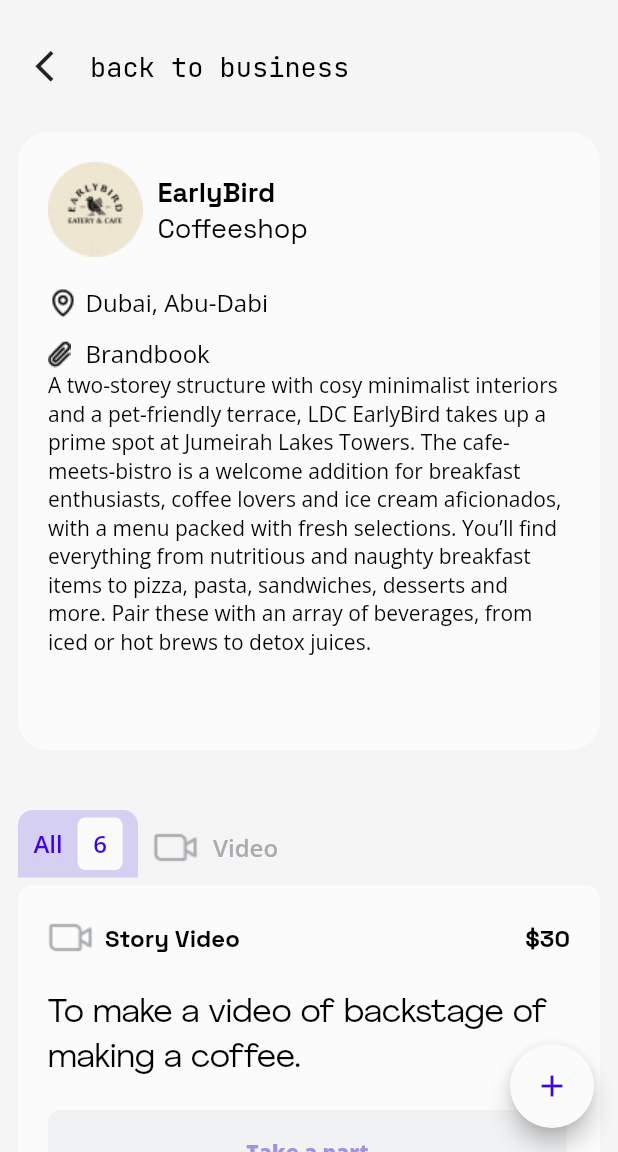
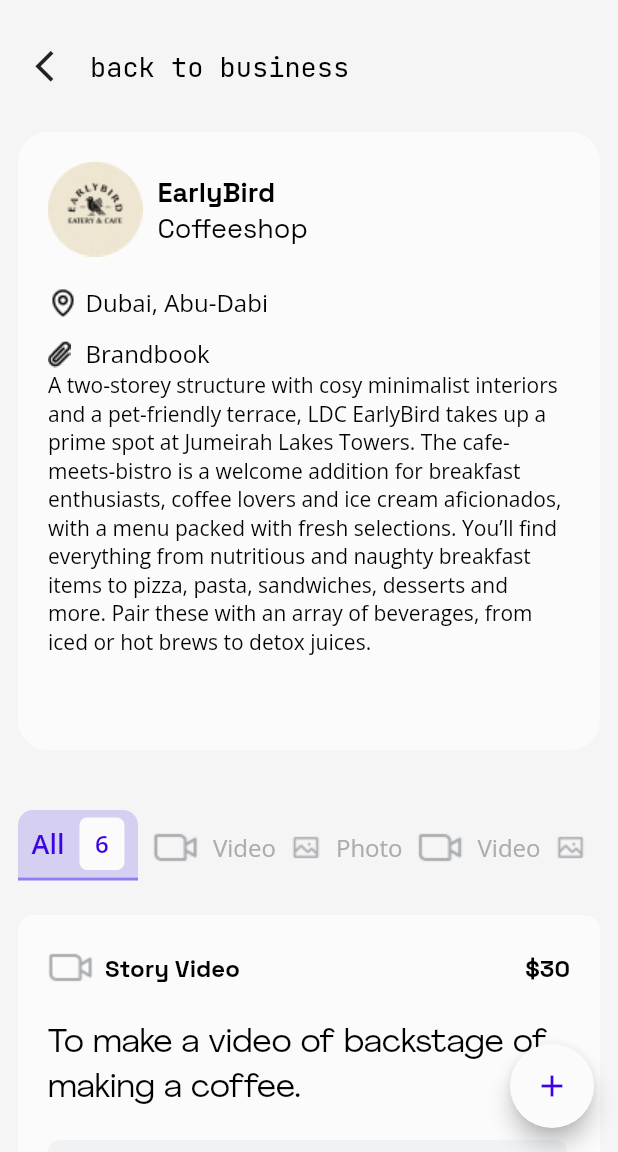
Before and after one commit to Sadid-USN/contenter_club, a Flutter app: the EarlyBirdPage screen opened directly, on a phone screen of 412 x 824 dp, the part 84-1236 px from its top. Run offline on Flutter 3.47's test engine with Material 2 defaults, Android fonts, the phone set to English and light mode, and no system bars; our stand-ins replace google_fonts.

Commit message:
added earlybird page

```diff
--- a/lib/class/all_content.dart
+++ b/lib/class/all_content.dart
@@ -2,32 +2,50 @@ import 'package:contenter/style/colors.dart';
 import 'package:flutter/material.dart';
 
 class AllContetn {
-  String all;
-  int number;
-  List<MyIcon> icons;
-  Divider line;
-  AllContetn(
-      {required this.all,
-      required this.icons,
-      required this.line,
-      required this.number});
+  String galery;
+  String vido;
+  String photo;
+  Container line;
+  String cmaera;
+
+  AllContetn({
+    required this.galery,
+    required this.cmaera,
+    required this.vido,
+    required this.photo,
+    required this.line,
+  });
 }
 
 List<AllContetn> allContent = [
   AllContetn(
-      all: 'All', icons: icons, line: const Divider(color: gray02), number: 6),
-];
-
-class MyIcon {
-  Image icon;
-  MyIcon({required this.icon});
-}
-
-List<MyIcon> icons = [
-  MyIcon(
-    icon: Image.asset('assets/icons/camera.png'),
+    cmaera: 'assets/icons/camera.png',
+    galery: 'assets/icons/galery.png',
+    vido: 'Video',
+    photo: 'Photo',
+    line: Container(
+      height: 2,
+      color: gray01,
+    ),
   ),
-  MyIcon(
-    icon: Image.asset('assets/icons/galery.png'),
+  AllContetn(
+    cmaera: 'assets/icons/camera.png',
+    galery: 'assets/icons/galery.png',
+    vido: 'Video',
+    photo: 'Photo',
+    line: Container(
+      height: 2,
+      color: gray01,
+    ),
+  ),
+  AllContetn(
+    cmaera: 'assets/icons/camera.png',
+    galery: 'assets/icons/galery.png',
+    vido: 'Video',
+    photo: 'Photo',
+    line: Container(
+      height: 2,
+      color: gray01,
+    ),
   ),
 ];
--- a/lib/pages/early_bird_page.dart
+++ b/lib/pages/early_bird_page.dart
@@ -67,11 +67,7 @@ class _EarlyBirdPageState extends State<EarlyBirdPage> {
 
                     SizedBox(
                       height: 50,
-                      child: ListView.builder(
-                          scrollDirection: Axis.horizontal,
-                          itemCount: allContent.length,
-                          itemBuilder: (context, index) {
-                            return Row(
+                      child: Row(
                         children: [
                           Column(
                             children: [
@@ -82,19 +78,17 @@ class _EarlyBirdPageState extends State<EarlyBirdPage> {
                                   borderRadius: BorderRadius.only(
                                       topLeft: Radius.circular(10),
                                       topRight: Radius.circular(10)),
-                                        color:
-                                            Color.fromARGB(255, 213, 207, 241),
+                                  color: Color.fromARGB(255, 213, 207, 241),
                                 ),
                                 child: Row(
-                                        mainAxisAlignment:
-                                            MainAxisAlignment.center,
+                                  mainAxisAlignment: MainAxisAlignment.center,
                                   children: [
                                     Text(
-                                            allContent[index].all,
+                                      'All',
                                       style: GoogleFonts.openSans(
                                         textStyle: const TextStyle(
                                             fontWeight: FontWeight.w600,
-                                                  fontSize: 16,
+                                            fontSize: 18,
                                             color: blue),
                                       ),
                                     ),
@@ -106,14 +100,11 @@ class _EarlyBirdPageState extends State<EarlyBirdPage> {
                                       width: 30,
                                       height: 35,
                                       decoration: BoxDecoration(
-                                              borderRadius:
-                                                  BorderRadius.circular(5),
+                                        borderRadius: BorderRadius.circular(5),
                                         color: gray04,
                                       ),
                                       child: Text(
-                                              allContent[index]
-                                                  .number
-                                                  .toString(),
+                                        '6',
                                         style: GoogleFonts.openSans(
                                           textStyle: const TextStyle(
                                               fontWeight: FontWeight.w600,
@@ -125,85 +116,78 @@ class _EarlyBirdPageState extends State<EarlyBirdPage> {
                                   ],
                                 ),
                               ),
+                              Container(
+                                width: 80,
+                                height: 2,
+                                color: violet,
+                              )
                             ],
+                          ),
+                          Expanded(
+                            child: ListView.builder(
+                                scrollDirection: Axis.horizontal,
+                                itemCount: allContent.length,
+                                itemBuilder: (context, index) {
+                                  return Column(
+                                    crossAxisAlignment:
+                                        CrossAxisAlignment.start,
+                                    children: [
+                                      Padding(
+                                        padding: const EdgeInsets.only(
+                                            left: 10, top: 10),
+                                        child: Row(
+                                          children: [
+                                            Image.asset(
+                                                allContent[index].cmaera),
+                                            const SizedBox(
+                                              width: 10,
+                                            ),
+                                            Text(allContent[index].vido,
+                                                style: GoogleFonts.openSans(
+                                                  textStyle: const TextStyle(
+                                                      fontWeight:
+                                                          FontWeight.normal,
+                                                      fontSize: 16,
+                                                      color: gray01),
+                                                )),
+                                            Padding(
+                                              padding: const EdgeInsets.only(
+                                                  left: 10),
+                                              child: Image.asset(
+                                                  allContent[index].galery),
                                             ),
                                             const SizedBox(
                                               width: 10,
                                             ),
-                                Row(
-                                  children: [
-                                    Image.asset('assets/icons/camera.png'),
-                                    const SizedBox(
-                                      width: 10,
-                                    ),
-                                    Text(
-                                      'Video',
+                                            Text(allContent[index].photo,
                                                 style: GoogleFonts.openSans(
                                                   textStyle: const TextStyle(
-                                            fontWeight: FontWeight.w600,
+                                                      fontWeight:
+                                                          FontWeight.normal,
                                                       fontSize: 16,
                                                       color: gray01),
+                                                )),
+                                          ],
                                         ),
                                       ),
-                                  ],
-                                )
+                                      // Container(
+                                      //   margin: const EdgeInsets.only(
+                                      //       top: 5, left: 10, right: 10),
+                                      //   width: 200,
+                                      //   height: 2,
+                                      //   color: gray01,
+                                      // )
                                     ],
                                   );
                                 }),
                           ),
+                        ],
+                      ),
+                    ),
 
-                    // Container(
-                    //   padding: const EdgeInsets.all(20),
-                    //   decoration: BoxDecoration(
-                    //     color: gray04,
-                    //     borderRadius: BorderRadius.circular(10),
-                    //   ),
-                    //   child: Column(
-                    //     children: [
-                    //       Row(
-                    //         mainAxisAlignment: MainAxisAlignment.spaceBetween,
-                    //         children: [
-                    //           Row(
-                    //             children: [
-                    //               Image.asset('assets/icons/camera.png'),
-                    //               const SizedBox(
-                    //                 width: 8,
-                    //               ),
-                    //               Text(
-                    //                 'Story Video',
-                    //                 style: Theme.of(context).textTheme.titleMedium,
-                    //               ),
-                    //             ],
-                    //           ),
-                    //           Row(
-                    //             mainAxisAlignment: MainAxisAlignment.end,
-                    //             children: [
-                    //               Text(
-                    //                 '\$30',
-                    //                 style: Theme.of(context).textTheme.titleMedium,
-                    //               ),
-                    //             ],
-                    //           ),
-                    //         ],
-                    //       ),
-                    //       const SizedBox(
-                    //         height: 20,
-                    //       ),
-                    //       Text(
-                    //         'To make a video of backstage of making a coffee.',
-                    //         style: Theme.of(context).textTheme.titleSmall,
-                    //       ),
-                    //       const SizedBox(
-                    //         height: 20,
-                    //       ),
-                    //       SubmitButton(
-                    //         text: 'Take a part',
-                    //         color: gray03,
-                    //         onTap: () {},
-                    //       )
-                    //     ],
-                    //   ),
-                    // ),
+                    const SizedBox(
+                      height: 20,
+                    ),
                     const StoryVideoCard(
                       isButtontrue: true,
                     ),
```
Also changed, not shown: 11 other files. Lines whose indentation alone changed are shown as unchanged.
